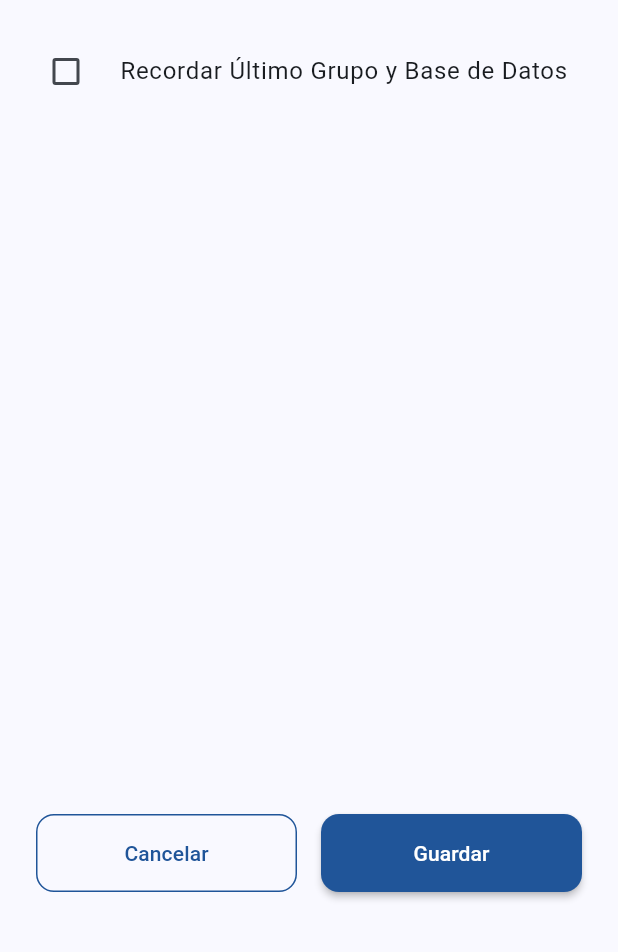
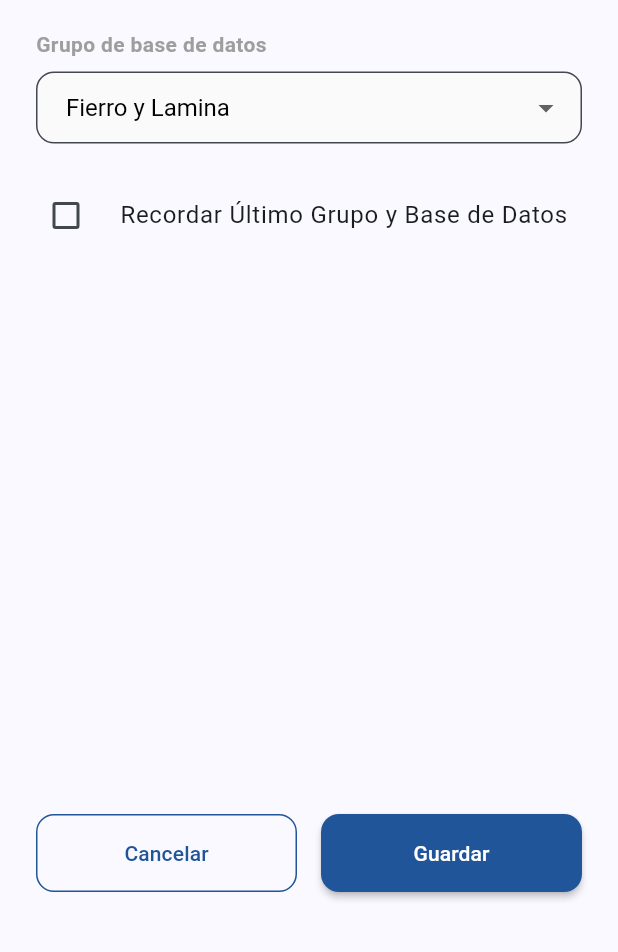
Before and after one commit to pinponross/openclaw_test, a Flutter app: the ConfigAppScreen screen opened directly, on a phone screen of 412 x 824 dp, the part 284-1236 px from its top. Run offline on Flutter 3.47's test engine with Material 3 defaults, Android fonts, the phone set to English and light mode, and no system bars.

Commit message:
feat: add Database Group dropdown to ConfigAppScreen

```diff
--- a/lib/config_app_screen.dart
+++ b/lib/config_app_screen.dart
@@ -10,6 +10,12 @@ class ConfigAppScreen extends StatefulWidget {
 class _ConfigAppScreenState extends State<ConfigAppScreen> {
   final _urlController = TextEditingController();
   bool _rememberGroupAndDb = false;
+  String? _selectedGroup = 'Fierro y Lamina'; // Valor inicial de muestra
+
+  final List<String> _groupOptions = [
+    'Fierro y Lamina',
+    'DEIMAN',
+  ];
 
   @override
   void dispose() {
@@ -49,6 +55,39 @@ class _ConfigAppScreenState extends State<ConfigAppScreen> {
                 fillColor: Colors.grey[50],
               ),
               keyboardType: TextInputType.url,
+            ),
+            const SizedBox(height: 20),
+
+            // Dropdown Grupo de Base de Datos
+            const Text(
+              'Grupo de base de datos',
+              style: TextStyle(fontSize: 14, fontWeight: FontWeight.bold, color: Colors.grey),
+            ),
+            const SizedBox(height: 8),
+            DropdownButtonFormField<String>(
+              value: _selectedGroup,
+              decoration: InputDecoration(
+                border: OutlineInputBorder(
+                  borderRadius: BorderRadius.circular(12),
+                ),
+                filled: true,
+                fillColor: Colors.grey[50],
+                contentPadding: const EdgeInsets.symmetric(horizontal: 16, vertical: 8),
+              ),
+              items: _groupOptions.map((String group) {
+                return DropdownMenuItem<String>(
+                  value: group,
+                  child: Text(group),
+                );
+              }).toList(),
+              onChanged: (String? newValue) {
+                setState(() {
+                  _selectedGroup = newValue;
+                });
+              },
+              icon: const Icon(Icons.arrow_drop_down),
+              elevation: 16,
+              style: const TextStyle(color: Colors.black, fontSize: 16),
             ),
             const SizedBox(height: 20),
 
```
